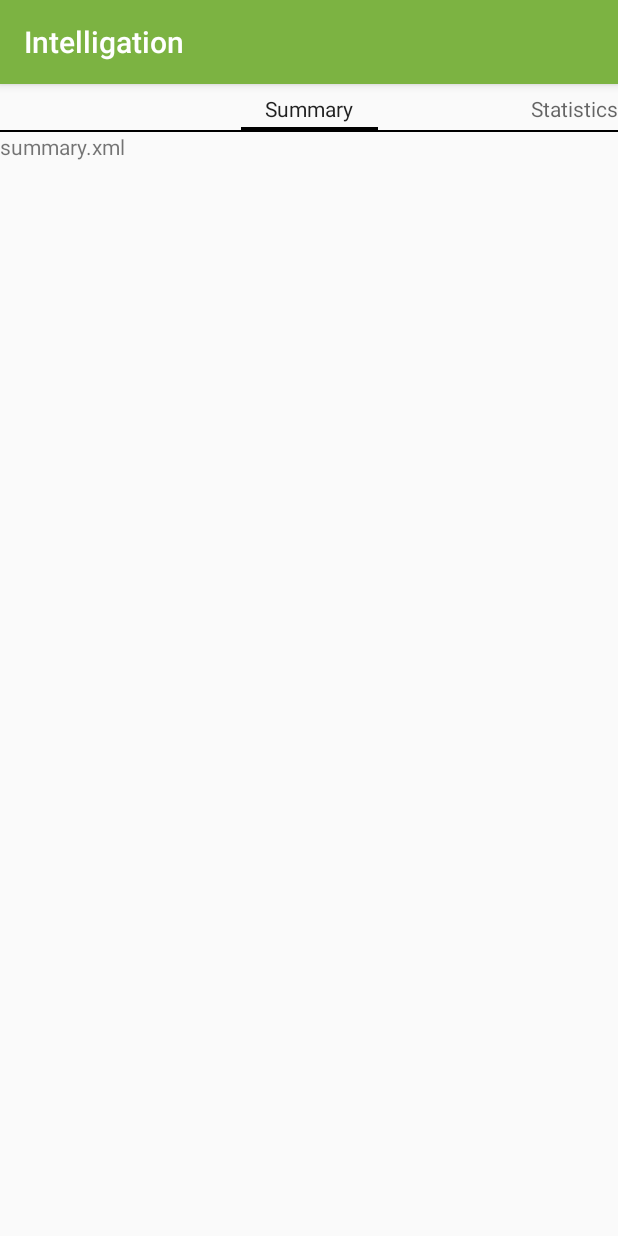
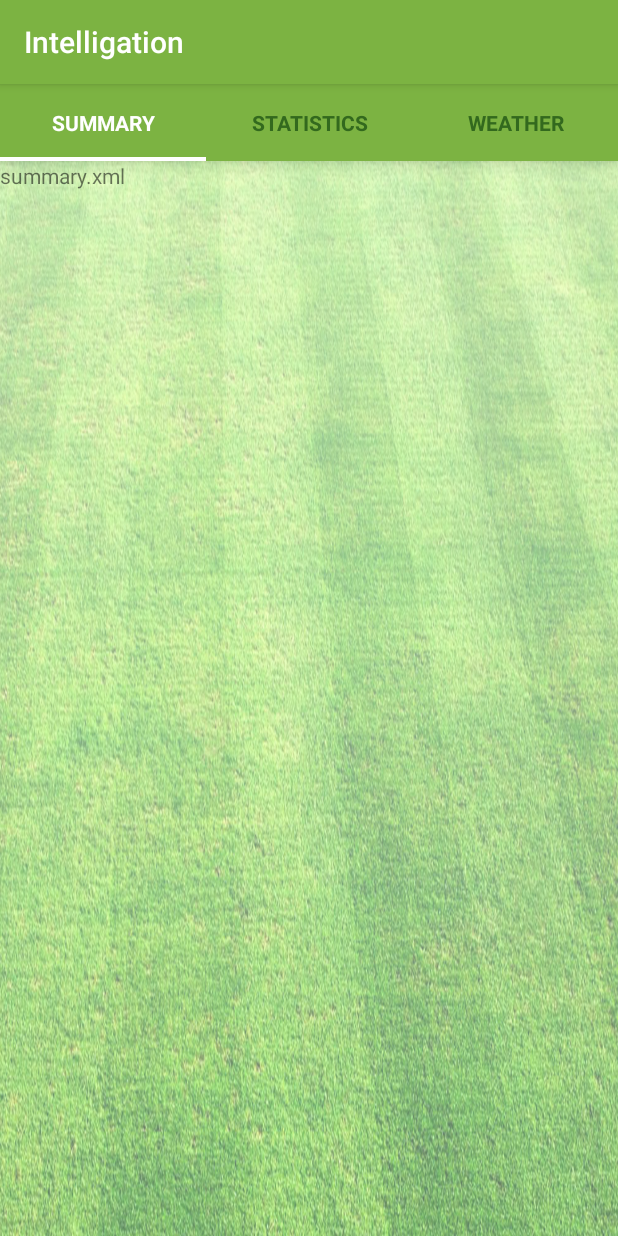
Before and after one commit to KidEinstein/intelligation-android, an Android app: the MainActivity screen opened directly, with no data from a screen before it, on a phone screen of 412 x 824 dp. Run offline under Robolectric (Android 15) with nearby library versions, the phone set to English and light mode, and no system bars.

Commit message:
Improved Sliding Tabs

```diff
--- a/app/src/main/AndroidManifest.xml
+++ b/app/src/main/AndroidManifest.xml
@@ -24,6 +24,5 @@
             android:name=".SignUp"
             android:label="@string/app_name"></activity>
     </application>
-    pap
 
 </manifest>
--- a/app/src/main/java/in/gotech/intelligation/MainActivity.java
+++ b/app/src/main/java/in/gotech/intelligation/MainActivity.java
@@ -16,6 +16,10 @@ import android.support.v4.app.FragmentManager;
 import android.view.Window;
 import android.support.v4.view.PagerTabStrip;
 
+import in.gotech.intelligation.SlidingTabLayout;
+
+import android.graphics.Color;
+
 public class MainActivity extends AppCompatActivity {
 
     private static final int NUM_ITEMS = 3;
@@ -24,9 +28,10 @@ public class MainActivity extends AppCompatActivity {
 
     ViewPager mPager;
 
+    SlidingTabLayout tabs;
+
     @Override
     protected void onCreate(Bundle savedInstanceState) {
-        getWindow().requestFeature(Window.FEATURE_ACTION_BAR);
         super.onCreate(savedInstanceState);
         setContentView(R.layout.activity_main);
         mAdapter = new MyAdapter(getSupportFragmentManager());
@@ -34,6 +39,22 @@ public class MainActivity extends AppCompatActivity {
         mPager = (ViewPager) findViewById(R.id.pager);
         mPager.setAdapter(mAdapter);
 
+        // Assiging the Sliding Tab Layout View
+        tabs = (SlidingTabLayout) findViewById(R.id.tabs);
+
+        // Setting Custom Color for the Scroll bar indicator of the Tab View
+        tabs.setCustomTabColorizer(new SlidingTabLayout.TabColorizer() {
+            @Override
+            public int getIndicatorColor(int position) {
+                return Color.WHITE;
+            }
+        });
+
+
+        tabs.setDistributeEvenly(true);
+
+        // Setting the ViewPager For the SlidingTabsLayout
+        tabs.setViewPager(mPager);
 
     }
 
--- /dev/null
+++ b/app/src/main/java/in/gotech/intelligation/SlidingTabLayout.java
@@ -0,0 +1,324 @@
+/*
+ * Copyright 2014 Google Inc. All rights reserved.
+ *
+ * Licensed under the Apache License, Version 2.0 (the "License");
+ * you may not use this file except in compliance with the License.
+ * You may obtain a copy of the License at
+ *
+ *      http://www.apache.org/licenses/LICENSE-2.0
+ *
+ * Unless required by applicable law or agreed to in writing, software
+ * distributed under the License is distributed on an "AS IS" BASIS,
+ * WITHOUT WARRANTIES OR CONDITIONS OF ANY KIND, either express or implied.
+ * See the License for the specific language governing permissions and
+ * limitations under the License.
+ */
+
+package in.gotech.intelligation;
+
+import android.content.Context;
+import android.graphics.Color;
+import android.graphics.Typeface;
+import android.os.Build;
+import android.support.v4.view.PagerAdapter;
+import android.support.v4.view.ViewPager;
+import android.util.AttributeSet;
+import android.util.SparseArray;
+import android.util.TypedValue;
+import android.view.Gravity;
+import android.view.LayoutInflater;
+import android.view.View;
+import android.view.ViewGroup;
+import android.widget.HorizontalScrollView;
+import android.widget.LinearLayout;
+import android.widget.TextView;
+
+/**
+ * To be used with ViewPager to provide a tab indicator component which give constant feedback as to
+ * the user's scroll progress.
+ * <p>
+ * To use the component, simply add it to your view hierarchy. Then in your
+ * {@link android.app.Activity} or {@link android.support.v4.app.Fragment} call
+ * {@link #setViewPager(ViewPager)} providing it the ViewPager this layout is being used for.
+ * <p>
+ * The colors can be customized in two ways. The first and simplest is to provide an array of colors
+ * via {@link #setSelectedIndicatorColors(int...)}. The
+ * alternative is via the {@link TabColorizer} interface which provides you complete control over
+ * which color is used for any individual position.
+ * <p>
+ * The views used as tabs can be customized by calling {@link #setCustomTabView(int, int)},
+ * providing the layout ID of your custom layout.
+ */
+public class SlidingTabLayout extends HorizontalScrollView {
+    private static final int TITLE_OFFSET_DIPS = 24;
+    private static final int TAB_VIEW_PADDING_DIPS = 16;
+    private static final int TAB_VIEW_TEXT_SIZE_SP = 12;
+    private final SlidingTabStrip mTabStrip;
+    private int mTitleOffset;
+
+    private int mTabViewLayoutId;
+    private int mTabViewTextViewId;
+    private boolean mDistributeEvenly;
+
+    private ViewPager mViewPager;
+    private SparseArray<String> mContentDescriptions = new SparseArray<String>();
+    private ViewPager.OnPageChangeListener mViewPagerPageChangeListener;
+
+    public SlidingTabLayout(Context context) {
+        this(context, null);
+    }
+
+    public SlidingTabLayout(Context context, AttributeSet attrs) {
+        this(context, attrs, 0);
+    }
+
+    public SlidingTabLayout(Context context, AttributeSet attrs, int defStyle) {
+        super(context, attrs, defStyle);
+
+        // Disable the Scroll Bar
+        setHorizontalScrollBarEnabled(false);
+        // Make sure that the Tab Strips fills this View
+        setFillViewport(true);
+
+        mTitleOffset = (int) (TITLE_OFFSET_DIPS * getResources().getDisplayMetrics().density);
+
+        mTabStrip = new SlidingTabStrip(context);
+        addView(mTabStrip, LayoutParams.MATCH_PARENT, LayoutParams.WRAP_CONTENT);
+    }
+
+    /**
+     * Set the custom {@link TabColorizer} to be used.
+     * <p>
+     * If you only require simple custmisation then you can use
+     * {@link #setSelectedIndicatorColors(int...)} to achieve
+     * similar effects.
+     */
+    public void setCustomTabColorizer(TabColorizer tabColorizer) {
+        mTabStrip.setCustomTabColorizer(tabColorizer);
+    }
+
+    public void setDistributeEvenly(boolean distributeEvenly) {
+        mDistributeEvenly = distributeEvenly;
+    }
+
+    /**
+     * Sets the colors to be used for indicating the selected tab. These colors are treated as a
+     * circular array. Providing one color will mean that all tabs are indicated with the same color.
+     */
+    public void setSelectedIndicatorColors(int... colors) {
+        mTabStrip.setSelectedIndicatorColors(colors);
+    }
+
+    /**
+     * Set the {@link ViewPager.OnPageChangeListener}. When using {@link SlidingTabLayout} you are
+     * required to set any {@link ViewPager.OnPageChangeListener} through this method. This is so
+     * that the layout can update it's scroll position correctly.
+     *
+     * @see ViewPager#setOnPageChangeListener(ViewPager.OnPageChangeListener)
+     */
+    public void setOnPageChangeListener(ViewPager.OnPageChangeListener listener) {
+        mViewPagerPageChangeListener = listener;
+    }
+
+    /**
+     * Set the custom layout to be inflated for the tab views.
+     *
+     * @param layoutResId Layout id to be inflated
+     * @param textViewId  id of the {@link TextView} in the inflated view
+     */
+    public void setCustomTabView(int layoutResId, int textViewId) {
+        mTabViewLayoutId = layoutResId;
+        mTabViewTextViewId = textViewId;
+    }
+
+    /**
+     * Sets the associated view pager. Note that the assumption here is that the pager content
+     * (number of tabs and tab titles) does not change after this call has been made.
+     */
+    public void setViewPager(ViewPager viewPager) {
+        mTabStrip.removeAllViews();
+
+        mViewPager = viewPager;
+        if (viewPager != null) {
+            viewPager.setOnPageChangeListener(new InternalViewPagerListener());
+            populateTabStrip();
+        }
+    }
+
+    /**
+     * Create a default view to be used for tabs. This is called if a custom tab view is not set via
+     * {@link #setCustomTabView(int, int)}.
+     */
+    protected TextView createDefaultTabView(Context context) {
+        TextView textView = new TextView(context);
+        textView.setGravity(Gravity.CENTER);
+        textView.setTextSize(TypedValue.COMPLEX_UNIT_SP, TAB_VIEW_TEXT_SIZE_SP);
+        textView.setTypeface(Typeface.DEFAULT_BOLD);
+        textView.setLayoutParams(new LinearLayout.LayoutParams(
+                ViewGroup.LayoutParams.WRAP_CONTENT, ViewGroup.LayoutParams.WRAP_CONTENT));
+
+        TypedValue outValue = new TypedValue();
+        getContext().getTheme().resolveAttribute(android.R.attr.selectableItemBackground,
+                outValue, true);
+        textView.setBackgroundResource(outValue.resourceId);
+        textView.setAllCaps(true);
+
+        int padding = (int) (TAB_VIEW_PADDING_DIPS * getResources().getDisplayMetrics().density);
+        textView.setPadding(padding, padding, padding, padding);
+
+        return textView;
+    }
+
+    private void populateTabStrip() {
+        final PagerAdapter adapter = mViewPager.getAdapter();
+        final View.OnClickListener tabClickListener = new TabClickListener();
+
+        for (int i = 0; i < adapter.getCount(); i++) {
+            View tabView = null;
+            TextView tabTitleView = null;
+
+            if (mTabViewLayoutId != 0) {
+                // If there is a custom tab view layout id set, try and inflate it
+                tabView = LayoutInflater.from(getContext()).inflate(mTabViewLayoutId, mTabStrip,
+                        false);
+                tabTitleView = (TextView) tabView.findViewById(mTabViewTextViewId);
+            }
+
+            if (tabView == null) {
+                tabView = createDefaultTabView(getContext());
+            }
+
+            if (tabTitleView == null && TextView.class.isInstance(tabView)) {
+                tabTitleView = (TextView) tabView;
+            }
+
+            if (mDistributeEvenly) {
+                LinearLayout.LayoutParams lp = (LinearLayout.LayoutParams) tabView.getLayoutParams();
+                lp.width = 0;
+                lp.weight = 1;
+            }
+
+            tabTitleView.setText(adapter.getPageTitle(i));
+            tabView.setOnClickListener(tabClickListener);
+            String desc = mContentDescriptions.get(i, null);
+            if (desc != null) {
+                tabView.setContentDescription(desc);
+            }
+
+            mTabStrip.addView(tabView);
+            if (i == mViewPager.getCurrentItem()) {
+                tabView.setSelected(true);
+            }
+            tabTitleView.setTextColor(getResources().getColorStateList(R.color.selector));
+            tabTitleView.setTextSize(14);
+        }
+
+    }
+
+    public void setContentDescription(int i, String desc) {
+        mContentDescriptions.put(i, desc);
+    }
+
+    @Override
+    protected void onAttachedToWindow() {
+        super.onAttachedToWindow();
+
+        if (mViewPager != null) {
+            scrollToTab(mViewPager.getCurrentItem(), 0);
+        }
+    }
+
+    private void scrollToTab(int tabIndex, int positionOffset) {
+        final int tabStripChildCount = mTabStrip.getChildCount();
+        if (tabStripChildCount == 0 || tabIndex < 0 || tabIndex >= tabStripChildCount) {
+            return;
+        }
+
+        View selectedChild = mTabStrip.getChildAt(tabIndex);
+        if (selectedChild != null) {
+            int targetScrollX = selectedChild.getLeft() + positionOffset;
+
+            if (tabIndex > 0 || positionOffset > 0) {
+                // If we're not at the first child and are mid-scroll, make sure we obey the offset
+                targetScrollX -= mTitleOffset;
+            }
+
+            scrollTo(targetScrollX, 0);
+        }
+    }
+
+    /**
+     * Allows complete control over the colors drawn in the tab layout. Set with
+     * {@link #setCustomTabColorizer(TabColorizer)}.
+     */
+    public interface TabColorizer {
+
+        /**
+         * @return return the color of the indicator used when {@code position} is selected.
+         */
+        int getIndicatorColor(int position);
+
+    }
+
+    private class InternalViewPagerListener implements ViewPager.OnPageChangeListener {
+        private int mScrollState;
+
+        @Override
+        public void onPageScrolled(int position, float positionOffset, int positionOffsetPixels) {
+            int tabStripChildCount = mTabStrip.getChildCount();
+            if ((tabStripChildCount == 0) || (position < 0) || (position >= tabStripChildCount)) {
+                return;
+            }
+
+            mTabStrip.onViewPagerPageChanged(position, positionOffset);
+
+            View selectedTitle = mTabStrip.getChildAt(position);
+            int extraOffset = (selectedTitle != null)
+                    ? (int) (positionOffset * selectedTitle.getWidth())
+                    : 0;
+            scrollToTab(position, extraOffset);
+
+            if (mViewPagerPageChangeListener != null) {
+                mViewPagerPageChangeListener.onPageScrolled(position, positionOffset,
+                        positionOffsetPixels);
+            }
+        }
+
+        @Override
+        public void onPageScrollStateChanged(int state) {
+            mScrollState = state;
+
+            if (mViewPagerPageChangeListener != null) {
+                mViewPagerPageChangeListener.onPageScrollStateChanged(state);
+            }
+        }
+
+        @Override
+        public void onPageSelected(int position) {
+            if (mScrollState == ViewPager.SCROLL_STATE_IDLE) {
+                mTabStrip.onViewPagerPageChanged(position, 0f);
+                scrollToTab(position, 0);
+            }
+            for (int i = 0; i < mTabStrip.getChildCount(); i++) {
+                mTabStrip.getChildAt(i).setSelected(position == i);
+            }
+            if (mViewPagerPageChangeListener != null) {
+                mViewPagerPageChangeListener.onPageSelected(position);
+            }
+        }
+
+    }
+
+    private class TabClickListener implements View.OnClickListener {
+        @Override
+        public void onClick(View v) {
+            for (int i = 0; i < mTabStrip.getChildCount(); i++) {
+                if (v == mTabStrip.getChildAt(i)) {
+                    mViewPager.setCurrentItem(i);
+                    return;
+                }
+            }
+        }
+    }
+
+}
--- /dev/null
+++ b/app/src/main/java/in/gotech/intelligation/SlidingTabStrip.java
@@ -0,0 +1,166 @@
+/*
+ * Copyright 2014 Google Inc. All rights reserved.
+ *
+ * Licensed under the Apache License, Version 2.0 (the "License");
+ * you may not use this file except in compliance with the License.
+ * You may obtain a copy of the License at
+ *
+ *      http://www.apache.org/licenses/LICENSE-2.0
+ *
+ * Unless required by applicable law or agreed to in writing, software
+ * distributed under the License is distributed on an "AS IS" BASIS,
+ * WITHOUT WARRANTIES OR CONDITIONS OF ANY KIND, either express or implied.
+ * See the License for the specific language governing permissions and
+ * limitations under the License.
+ */
+
+package in.gotech.intelligation;
+
+import android.R;
+import android.content.Context;
+import android.graphics.Canvas;
+import android.graphics.Color;
+import android.graphics.Paint;
+import android.util.AttributeSet;
+import android.util.TypedValue;
+import android.view.View;
+import android.widget.LinearLayout;
+
+class SlidingTabStrip extends LinearLayout {
+
+    private static final int DEFAULT_BOTTOM_BORDER_THICKNESS_DIPS = 0;
+    private static final byte DEFAULT_BOTTOM_BORDER_COLOR_ALPHA = 0x26;
+    private static final int SELECTED_INDICATOR_THICKNESS_DIPS = 3;
+    private static final int DEFAULT_SELECTED_INDICATOR_COLOR = 0xFF33B5E5;
+
+    private final int mBottomBorderThickness;
+    private final Paint mBottomBorderPaint;
+
+    private final int mSelectedIndicatorThickness;
+    private final Paint mSelectedIndicatorPaint;
+
+    private final int mDefaultBottomBorderColor;
+    private final SimpleTabColorizer mDefaultTabColorizer;
+    private int mSelectedPosition;
+    private float mSelectionOffset;
+    private SlidingTabLayout.TabColorizer mCustomTabColorizer;
+
+    SlidingTabStrip(Context context) {
+        this(context, null);
+    }
+
+    SlidingTabStrip(Context context, AttributeSet attrs) {
+        super(context, attrs);
+        setWillNotDraw(false);
+
+        final float density = getResources().getDisplayMetrics().density;
+
+        TypedValue outValue = new TypedValue();
+        context.getTheme().resolveAttribute(R.attr.colorForeground, outValue, true);
+        final int themeForegroundColor = outValue.data;
+
+        mDefaultBottomBorderColor = setColorAlpha(themeForegroundColor,
+                DEFAULT_BOTTOM_BORDER_COLOR_ALPHA);
+
+        mDefaultTabColorizer = new SimpleTabColorizer();
+        mDefaultTabColorizer.setIndicatorColors(DEFAULT_SELECTED_INDICATOR_COLOR);
+
+        mBottomBorderThickness = (int) (DEFAULT_BOTTOM_BORDER_THICKNESS_DIPS * density);
+        mBottomBorderPaint = new Paint();
+        mBottomBorderPaint.setColor(mDefaultBottomBorderColor);
+
+        mSelectedIndicatorThickness = (int) (SELECTED_INDICATOR_THICKNESS_DIPS * density);
+        mSelectedIndicatorPaint = new Paint();
+    }
+
+    /**
+     * Set the alpha value of the {@code color} to be the given {@code alpha} value.
+     */
+    private static int setColorAlpha(int color, byte alpha) {
+        return Color.argb(alpha, Color.red(color), Color.green(color), Color.blue(color));
+    }
+
+    /**
+     * Blend {@code color1} and {@code color2} using the given ratio.
+     *
+     * @param ratio of which to blend. 1.0 will return {@code color1}, 0.5 will give an even blend,
+     *              0.0 will return {@code color2}.
+     */
+    private static int blendColors(int color1, int color2, float ratio) {
+        final float inverseRation = 1f - ratio;
+        float r = (Color.red(color1) * ratio) + (Color.red(color2) * inverseRation);
+        float g = (Color.green(color1) * ratio) + (Color.green(color2) * inverseRation);
+        float b = (Color.blue(color1) * ratio) + (Color.blue(color2) * inverseRation);
+        return Color.rgb((int) r, (int) g, (int) b);
+    }
+
+    void setCustomTabColorizer(SlidingTabLayout.TabColorizer customTabColorizer) {
+        mCustomTabColorizer = customTabColorizer;
+        invalidate();
+    }
+
+    void setSelectedIndicatorColors(int... colors) {
+        // Make sure that the custom colorizer is removed
+        mCustomTabColorizer = null;
+        mDefaultTabColorizer.setIndicatorColors(colors);
+        invalidate();
+    }
+
+    void onViewPagerPageChanged(int position, float positionOffset) {
+        mSelectedPosition = position;
+        mSelectionOffset = positionOffset;
+        invalidate();
+    }
+
+    @Override
+    protected void onDraw(Canvas canvas) {
+        final int height = getHeight();
+        final int childCount = getChildCount();
+        final SlidingTabLayout.TabColorizer tabColorizer = mCustomTabColorizer != null
+                ? mCustomTabColorizer
+                : mDefaultTabColorizer;
+
+        // Thick colored underline below the current selection
+        if (childCount > 0) {
+            View selectedTitle = getChildAt(mSelectedPosition);
+            int left = selectedTitle.getLeft();
+            int right = selectedTitle.getRight();
+            int color = tabColorizer.getIndicatorColor(mSelectedPosition);
+
+            if (mSelectionOffset > 0f && mSelectedPosition < (getChildCount() - 1)) {
+                int nextColor = tabColorizer.getIndicatorColor(mSelectedPosition + 1);
+                if (color != nextColor) {
+                    color = blendColors(nextColor, color, mSelectionOffset);
+                }
+
+                // Draw the selection partway between the tabs
+                View nextTitle = getChildAt(mSelectedPosition + 1);
+                left = (int) (mSelectionOffset * nextTitle.getLeft() +
+                        (1.0f - mSelectionOffset) * left);
+                right = (int) (mSelectionOffset * nextTitle.getRight() +
+                        (1.0f - mSelectionOffset) * right);
+            }
+
+            mSelectedIndicatorPaint.setColor(color);
+
+            canvas.drawRect(left, height - mSelectedIndicatorThickness, right,
+                    height, mSelectedIndicatorPaint);
+        }
+
+        // Thin underline along the entire bottom edge
+        canvas.drawRect(0, height - mBottomBorderThickness, getWidth(), height, mBottomBorderPaint);
+    }
+
+    private static class SimpleTabColorizer implements SlidingTabLayout.TabColorizer {
+        private int[] mIndicatorColors;
+
+        @Override
+        public final int getIndicatorColor(int position) {
+            return mIndicatorColors[position % mIndicatorColors.length];
+        }
+
+        void setIndicatorColors(int... colors) {
+            mIndicatorColors = colors;
+        }
+    }
+}
--- /dev/null
+++ b/app/src/main/res/color/selector.xml
@@ -0,0 +1,7 @@
+<?xml version="1.0" encoding="utf-8"?>
+<selector xmlns:android="http://schemas.android.com/apk/res/android">
+    <item android:color="@android:color/white" android:state_selected="true" />
+    <item android:color="@android:color/white" android:state_focused="true" />
+    <item android:color="@android:color/white" android:state_pressed="true" />
+    <item android:color="#33691E" />
+</selector>
--- a/app/src/main/res/layout/activity_main.xml
+++ b/app/src/main/res/layout/activity_main.xml
@@ -1,9 +1,18 @@
+<LinearLayout xmlns:android="http://schemas.android.com/apk/res/android"
+    style="@style/FieldBackground"
+    android:layout_width="match_parent"
+    android:layout_height="match_parent"
+    android:orientation="vertical">
+
+    <in.gotech.intelligation.SlidingTabLayout
+        android:id="@+id/tabs"
+        style="@style/GreenBackground"
+        android:layout_width="match_parent"
+        android:layout_height="wrap_content"
+        android:elevation="8dp" />
 <android.support.v4.view.ViewPager xmlns:android="http://schemas.android.com/apk/res/android"
     android:id="@+id/pager"
     android:layout_width="match_parent"
     android:layout_height="match_parent">
-
-    <android.support.v4.view.PagerTabStrip
-        android:layout_width="match_parent"
-        android:layout_height="wrap_content"></android.support.v4.view.PagerTabStrip>
 </android.support.v4.view.ViewPager>
+</LinearLayout>
--- a/app/src/main/res/values/styles.xml
+++ b/app/src/main/res/values/styles.xml
@@ -11,4 +11,9 @@
         <item name="android:background">@drawable/background</item>
     </style>
 
+    <style name="GreenBackground">
+        <item name="android:background">#7CB342</item>
+    </style>
+
+
 </resources>
```
